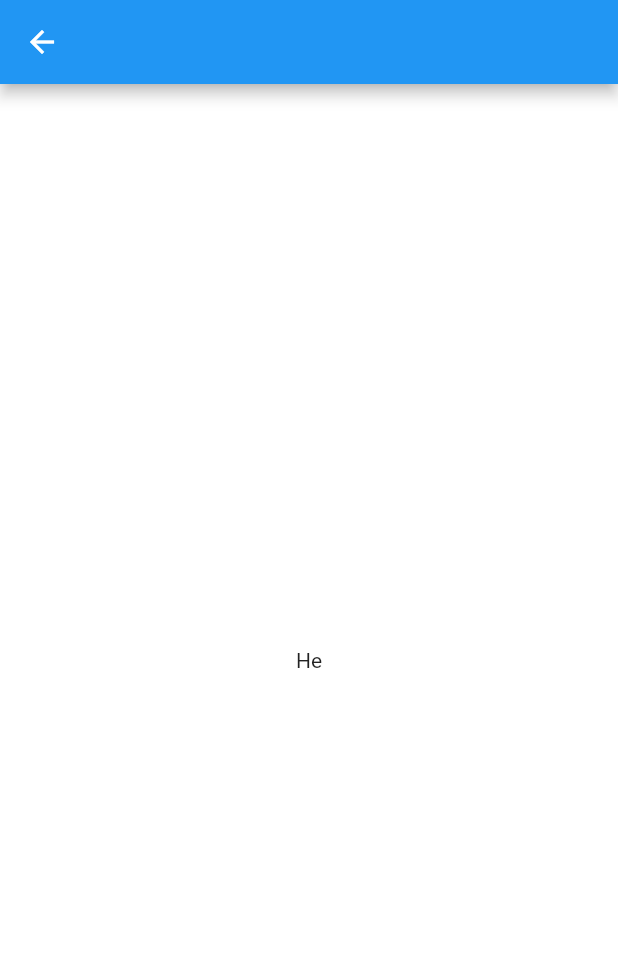
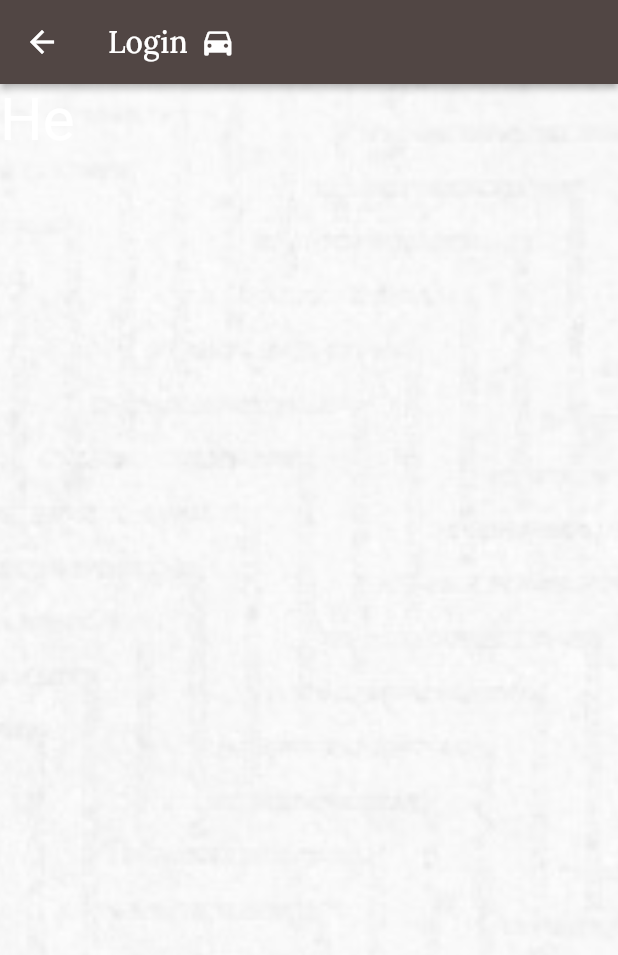
Before and after one commit to hamzakbarali/Inovalet, a Flutter app: the screen it shows after launch, after a tap on "Login", on a phone screen of 412 x 824 dp. Shown: the top 955 px of the screen. Run offline on Flutter 3.47's test engine with Material 2 defaults, Android fonts, the phone set to English and light mode, and no system bars; our stand-ins replace animated_text_kit, google_fonts, shimmer_animation.

Commit message:
Added background image. Added more styling

```diff
--- a/lib/screens/default_screen/default_screen.dart
+++ b/lib/screens/default_screen/default_screen.dart
@@ -1,6 +1,7 @@
 import 'package:animated_text_kit/animated_text_kit.dart';
 import "package:flutter/material.dart";
 import 'package:inovalet/utils/colors.dart';
+import 'package:inovalet/utils/utils_barrel.dart';
 import "../../utils/themes.dart";
 import "./widgets/widgets_barrel.dart";
 import "../../routes/routes.dart";
@@ -12,9 +13,10 @@ class DefaultScreen extends StatelessWidget {
   Widget build(BuildContext context) {
     final screenSize = MediaQuery.of(context).size;
     return Scaffold(
-      backgroundColor: Colors.brown[50],
+      backgroundColor: brown50,
       body: SafeArea(
-        child: SizedBox(
+        child: Container(
+          decoration: bg_image,
           height: screenSize.height,
           width: screenSize.width,
           child: Center(
--- a/lib/screens/default_screen/widgets/btn.dart
+++ b/lib/screens/default_screen/widgets/btn.dart
@@ -27,8 +27,8 @@ class Btn extends StatelessWidget {
             borderRadius: BorderRadius.circular(20),
           ),
           textStyle: GoogleFonts.lora(
-            textStyle: const TextStyle(
-              color: Colors.white,
+            textStyle: TextStyle(
+              color: brownColor,
               letterSpacing: 2,
               fontSize: 20,
               fontWeight: FontWeight.bold,
--- a/lib/screens/default_screen/widgets/contactus_btn.dart
+++ b/lib/screens/default_screen/widgets/contactus_btn.dart
@@ -23,7 +23,7 @@ class ContactUsBtn extends StatelessWidget {
           textStyle: TextStyle(
             letterSpacing: 2,
             color: brownColor,
-            fontSize: 12,
+            fontSize: 13,
             fontWeight: FontWeight.bold,
           ),
         ),
--- a/lib/screens/login_screen/login_screen.dart
+++ b/lib/screens/login_screen/login_screen.dart
@@ -1,5 +1,7 @@
 import "package:flutter/material.dart";
 import "./widgets/widgets_barrel.dart";
+import "package:google_fonts/google_fonts.dart";
+import "../../utils/utils_barrel.dart";
 
 class LoginScreen extends StatefulWidget {
   const LoginScreen({Key? key}) : super(key: key);
@@ -14,14 +16,31 @@ class _LoginScreenState extends State<LoginScreen> {
     final screenSize = MediaQuery.of(context).size;
 
     return Scaffold(
-      backgroundColor: Colors.white,
-      appBar: AppBar(),
+      backgroundColor: brown50,
+      appBar: AppBar(
+        elevation: 2,
+        iconTheme: const IconThemeData().copyWith(
+          color: Colors.white,
+        ),
+        backgroundColor: brownColor,
+        title: Row(children: [
+          Text("Login", style: loginscreenAppBarTitleStyle),
+          const Padding(
+              padding: EdgeInsets.symmetric(horizontal: 8),
+              child: Icon(Icons.directions_car))
+        ]),
+        actions: const [],
+      ),
       body: SafeArea(
         child: SizedBox(
           width: screenSize.width,
           height: screenSize.height,
-          child: Center(
-            child: Text("He"),
+          child: Container(
+            decoration: bg_image,
+            child: const Text(
+              "He",
+              style: TextStyle(color: Colors.white, fontSize: 40),
+            ),
           ),
         ),
       ),
--- a/lib/screens/splash_screen/splash_screen.dart
+++ b/lib/screens/splash_screen/splash_screen.dart
@@ -38,6 +38,8 @@ class _SplashScreenState extends State<SplashScreen> {
       body: Shimmer(
         color: brownColor,
         child: SafeArea(
+          child: Container(
+            decoration: bg_image,
             child: Center(
               child: Transform.rotate(
                 angle: -pi / 8.0,
@@ -56,6 +58,7 @@ class _SplashScreenState extends State<SplashScreen> {
             ),
           ),
         ),
+      ),
     );
   }
 }
--- /dev/null
+++ b/lib/utils/common_widgets.dart
@@ -0,0 +1,8 @@
+import "package:flutter/material.dart";
+
+BoxDecoration bg_image = const BoxDecoration(
+  image: DecorationImage(
+    fit: BoxFit.cover,
+    image: AssetImage("assets/common_bg_image.jpg"),
+  ),
+);
--- a/lib/utils/themes.dart
+++ b/lib/utils/themes.dart
@@ -1,5 +1,6 @@
 import "package:flutter/material.dart";
 import 'package:google_fonts/google_fonts.dart';
+import "colors.dart";
 
 TextTheme splashscreenHeadingTextTheme = TextTheme(
   bodyText1: GoogleFonts.lobster(
@@ -17,3 +18,9 @@ TextTheme defaultscreenHeadingTextTheme = TextTheme(
     fontWeight: FontWeight.bold,
   ),
 );
+
+TextStyle loginscreenAppBarTitleStyle = GoogleFonts.lora(
+  textStyle: TextStyle(
+    color: Colors.white,
+  ),
+);
--- a/lib/utils/utils_barrel.dart
+++ b/lib/utils/utils_barrel.dart
@@ -1,2 +1,3 @@
 export "./colors.dart";
 export "./themes.dart";
+export "./common_widgets.dart";
```
Also changed, not shown: assets/common_bg_image.jpg (added). Lines whose indentation alone changed are shown as unchanged.
